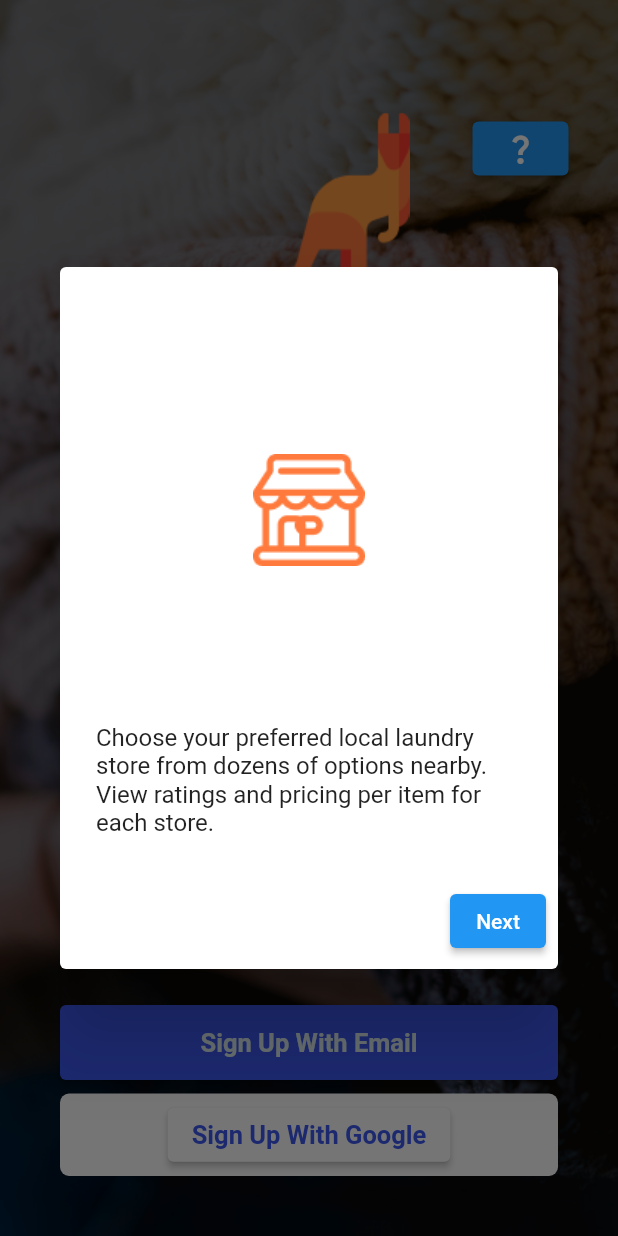
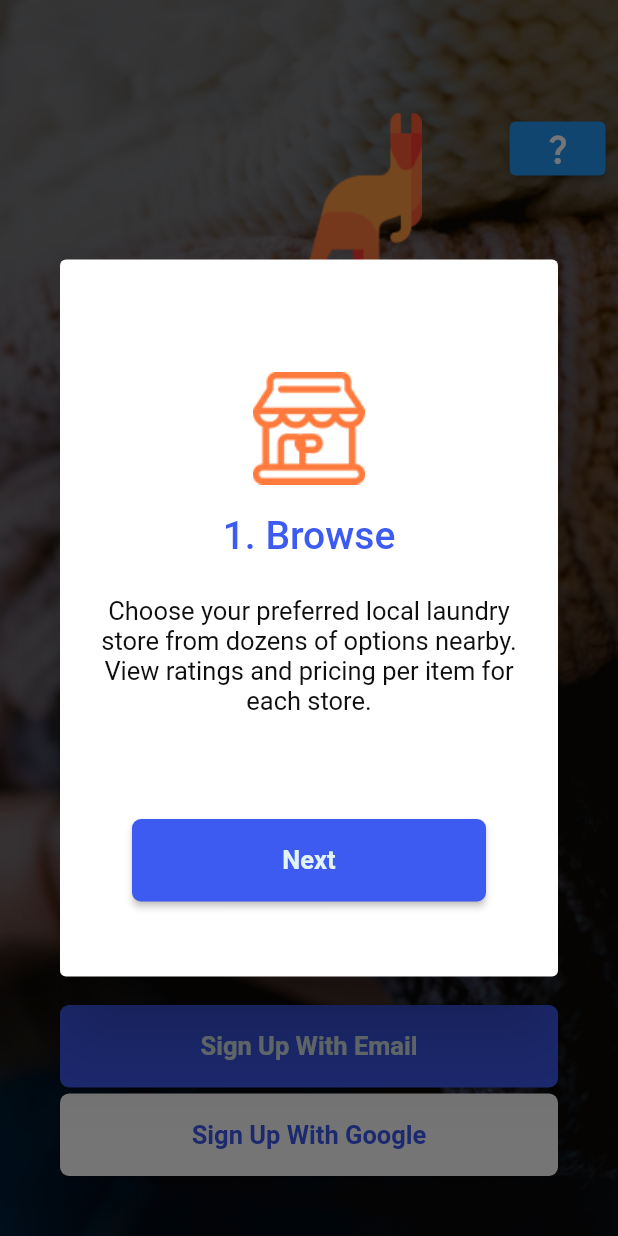
Before and after one commit to apdikanii/flutter-projects, a Flutter app: the screen it shows after launch, after a tap on the "question mark" icon, on a phone screen of 412 x 824 dp. Run offline on Flutter 3.47's test engine with Material 2 defaults, Android fonts, the light colour scheme and no system bars; our stand-ins replace flutter_svg, google_fonts, google_maps_flutter, quickalert; project files that could hold a hidden picture were left out.

Commit message:
somefile edited

```diff
--- a/lib/constants/globalBottom.dart
+++ b/lib/constants/globalBottom.dart
@@ -9,26 +9,28 @@ class MyButtom extends StatelessWidget {
   const MyButtom({super.key, required this.controller, required this.text});
   final TextEditingController controller;
   final String text;
+
+
+
   @override
   Widget build(BuildContext context) {
-    return Container(
-     alignment: Alignment.center,
-    //
-      child: SizedBox(
-        height: 50,
-        width: 345,
-        child: ElevatedButton(
+    return  Container(
+
+          height: 55,
+          width: MediaQuery.of(context).size.width,
+          margin: EdgeInsets.only(left: 40, right: 40, top: 12),
+          child: RawMaterialButton(
+          child: Text(text,textAlign: TextAlign.center, style: TextStyle(
+              fontSize: 17, fontWeight: FontWeight.w700, color: Accent2
+          ),),
           onPressed: () {
           },
-          style: ButtonStyle(
-            backgroundColor: MaterialStateProperty.all(Color(0xFF3D5AF1)),
+          fillColor: PrimaryBrand,
+         // hoverColor: SecondaryBrand,
+          shape: RoundedRectangleBorder(
+            borderRadius: BorderRadius.circular(6),
           ),
-            child: Text(text,textAlign: TextAlign.center, style: TextStyle(
-              fontSize: 17, fontWeight: FontWeight.w700, color: Accent2
-
-          ),),
-        ),
-     )
-    );
-  }
+          ),
+        );
+     }
 }
--- a/lib/model/loginScreen.dart
+++ b/lib/model/loginScreen.dart
@@ -26,28 +26,46 @@ class _LoginScreenpageState extends State<LoginScreenpage> {
   int _currIndex = 0;
 
     final login = TextEditingController();
-    final signup = TextEditingController();
+    final signupG = TextEditingController();
+    final popup = TextEditingController();
 
   showAlert() {
     showDialog(context: context,
-     builder: (BuildContext context) {
+     builder: (BuildContext context,) {
+      BorderRadius.circular(18);
       return AlertDialog(
-        content: SingleChildScrollView(
+        content: Padding(
+          padding: const EdgeInsets.only(top: 55, bottom: 25),
+          child: SingleChildScrollView(
             child: ListBody(
               children: const <Widget>[
-              Image(image: AssetImage("images/pops.png")),
+                Image(image: AssetImage("images/pops.png"), height: 75, width: 75, ),
+                Flexible(child: Padding(
+                  padding: EdgeInsets.only(bottom: 25.0, top: 19),
+                  child: Text("1. Browse", textAlign: TextAlign.center, style: TextStyle(
+                    fontSize: 26, fontWeight: FontWeight.w500, color: PrimaryBrand
+                  ),),
+                )),
                 //Title(color: Colors.black, child: Text("1. Browse")),
-              Text('Choose your preferred local laundry store from dozens of options nearby. View ratings and pricing per item for each store.'),
+                Text('Choose your preferred local laundry store from dozens of options nearby. View ratings and pricing per item for each store.',
+                 textAlign: TextAlign.center, style: TextStyle(
+                  fontSize: 17, fontWeight: FontWeight.w400, color: SeconderyText
+                 ),),
               ],
             ),
           ),
+        ),
          actions: [
-            ElevatedButton(
-              onPressed: () => {
-                Navigator.of(context).pop(),
-              }, child: const Text("Next",),
+          Padding(
+            padding: const EdgeInsets.only(bottom: 42),
+            child: MyButtom(controller: popup, text: "Next"),
+          )
+          // ElevatedButton(
+          //   onPressed: () => {
+          //     Navigator.of(context).pop(),
+          //   }, child: const Text("Next",),
 
-              )
+          //   )
           ],
       );
       // return CupertinoAlertDialog(
@@ -79,9 +97,10 @@ class _LoginScreenpageState extends State<LoginScreenpage> {
   @override
   Widget build(BuildContext context) {
     return Scaffold(
+      resizeToAvoidBottomInset : false,
       body: Container(
         height: MediaQuery.of(context).size.height,
-       decoration: BoxDecoration(
+       decoration: const BoxDecoration(
         image: DecorationImage(image: AssetImage("images/backgroundimage.png"),
         fit: BoxFit.cover)
        ),
@@ -91,14 +110,14 @@ class _LoginScreenpageState extends State<LoginScreenpage> {
           Container(
             margin: const EdgeInsets.only(top: 75, left: 157),
             child: Row(
-             // mainAxisAlignment: MainAxisAlignment.spaceBetween,
+              mainAxisAlignment: MainAxisAlignment.spaceAround,
               crossAxisAlignment: CrossAxisAlignment.start,
               children: [
                 Image.asset("images/kangrooicon.png"),
                  Padding(
                    padding: const EdgeInsets.only(left: 42.0),
                    child: ElevatedButton(
-                    onPressed: (() => showAlert()), child: const Icon(Icons.question_mark,), ),
+                    onPressed: (() => showAlert()), child: const Icon(Icons.question_mark,),  ),
                  ),
               ],
             ),
@@ -110,7 +129,7 @@ class _LoginScreenpageState extends State<LoginScreenpage> {
           Container(
             child: Column(
               children: [
-                // login and password part
+                // TextFiel login
                 const Padding(
                       padding: EdgeInsets.symmetric(horizontal: 40.0),
                       child: TextField(
@@ -133,7 +152,7 @@ class _LoginScreenpageState extends State<LoginScreenpage> {
                   ),
                 ),
                 const SizedBox(height: 20,),
-
+                //textfield Password
                 const Padding(
                   padding: EdgeInsets.symmetric(horizontal: 40),
                   child: TextField(
@@ -160,9 +179,6 @@ class _LoginScreenpageState extends State<LoginScreenpage> {
                 ),
                 //login Buttom
                 Container(
-                  height: 55,
-                  width: MediaQuery.of(context).size.width,
-                  margin: const EdgeInsets.only(left: 40, right: 40, top: 12),
                   child: Column(
                     children: [
                       MyButtom(
@@ -172,6 +188,7 @@ class _LoginScreenpageState extends State<LoginScreenpage> {
                     ],
                   )
                 ),
+
                 // line seperater
                 const SizedBox(height: 45,),
                  Container(
@@ -182,16 +199,18 @@ class _LoginScreenpageState extends State<LoginScreenpage> {
                               child:  Container(
                                   margin: const EdgeInsets.only(left: 40.0, right: 20.0),
                                   child: const Divider(
-                                    color: SeconderyText,
+                                    color: hinttexts,
                                     height: 36,
                                   )),
                             ),
-                            const Text("OR"),
+                            const Text("OR", style: TextStyle(
+                              fontSize: 12, fontWeight: FontWeight.w400, color: PrimaryText
+                            ),),
                             Expanded(
                               child: Container(
                                   margin: const EdgeInsets.only(left: 20.0, right: 40.0),
                                   child: const Divider(
-                                    color: SeconderyText,
+                                    color: hinttexts,
                                     height: 36,
                                   )),
                             ),
@@ -199,40 +218,41 @@ class _LoginScreenpageState extends State<LoginScreenpage> {
                     ],
                   ),
                  ),
+
                  //signUp Buttom
                  Container(
-                  height: 55,
-                  width: MediaQuery.of(context).size.width,
-                  margin: const EdgeInsets.only(left: 40, right: 40, top: 80),
+                  margin: const EdgeInsets.only(top: 68),
                   child: Column(
                     children: [
                       MyButtom(
-                        controller: signup,
+                        controller: signupG,
                         text: "Sign Up With Email",
                       ),
                     ],
                   ),
                  ),
+                SizedBox(height: 4,),
+
+                //SignUP with google
                   Container(
                     height: 55,
                     width: MediaQuery.of(context).size.width,
-                  margin: const EdgeInsets.only(left: 40, right: 40, top: 4),
-                  alignment: Alignment.center,
-
-                     decoration: BoxDecoration(
-                    color: BackgroundColor2,
+                    margin: EdgeInsets.only(left: 40, right: 40),
+                    child: RawMaterialButton(
+                    child: Text("Sign Up With Google",style: TextStyle(
+                        fontSize: 17, fontWeight: FontWeight.w700, color: PrimaryBrand
+                      ),),
+                    onPressed: () {
+                      Navigator.push(context, MaterialPageRoute(builder: (context) => Payment(),));
+                    },
+                    fillColor: BackgroundColor2,
+                    hoverColor: SecondaryBrand,
+                    shape: RoundedRectangleBorder(
                       borderRadius: BorderRadius.circular(6),
                     ),
-                   child: ElevatedButton(onPressed: () {
-                    Navigator.push(context, MaterialPageRoute(builder: (context) => Payment(),));
-                  },
-                    style: ButtonStyle(
-                      backgroundColor: MaterialStateProperty.all(Color(0xFFFFFFFF)),
                     ),
-                  child: Text("Sign Up With Google",style: TextStyle(
-                    fontSize: 17, fontWeight: FontWeight.w700, color: PrimaryBrand
-                  ),),)
                   ),
+
                  Padding(
                    padding: const EdgeInsets.only(left: 77, right: 77, top: 65,),
                    child: Text("Terms of Service and Privacy Policy", style: KloginHintStyle),
```
Also changed, not shown: lib/constants/profile_butt.dart (deleted, +0 -26 lines), lib/ui/profile.dart (+86 -45 lines), lib/ui/service.dart (+11 -7 lines). Lines whose indentation alone changed are shown as unchanged.
